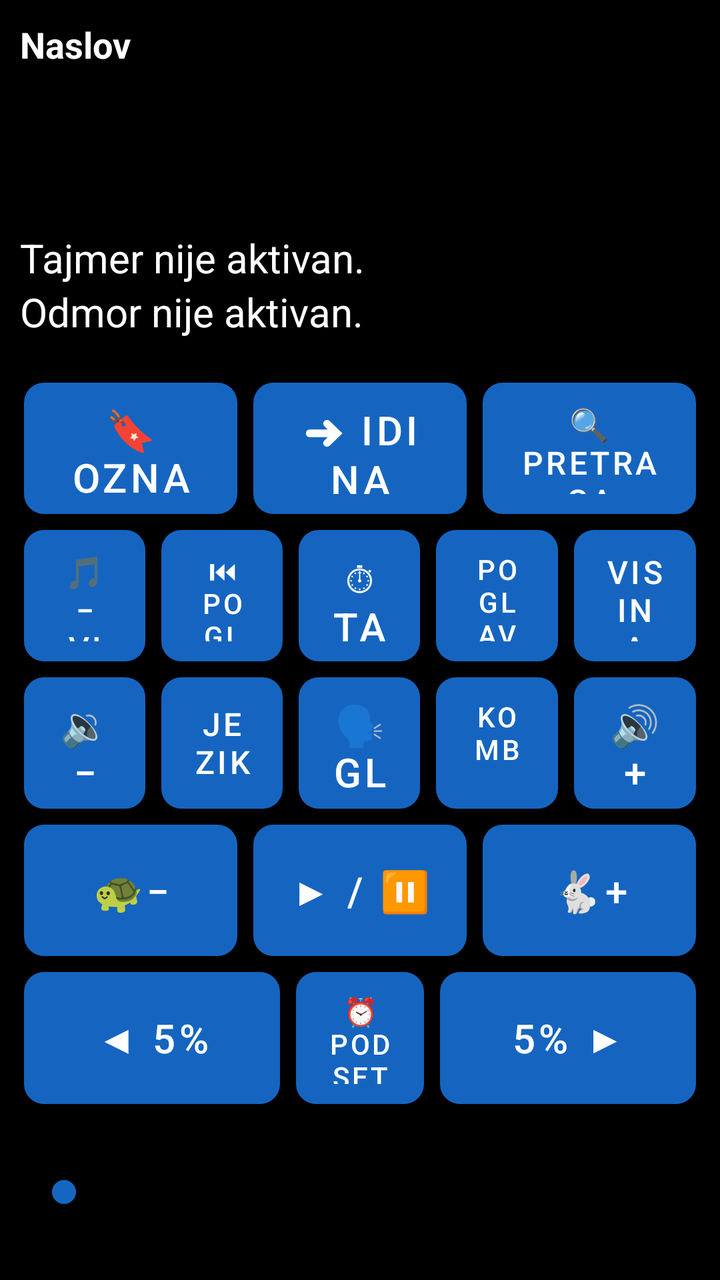
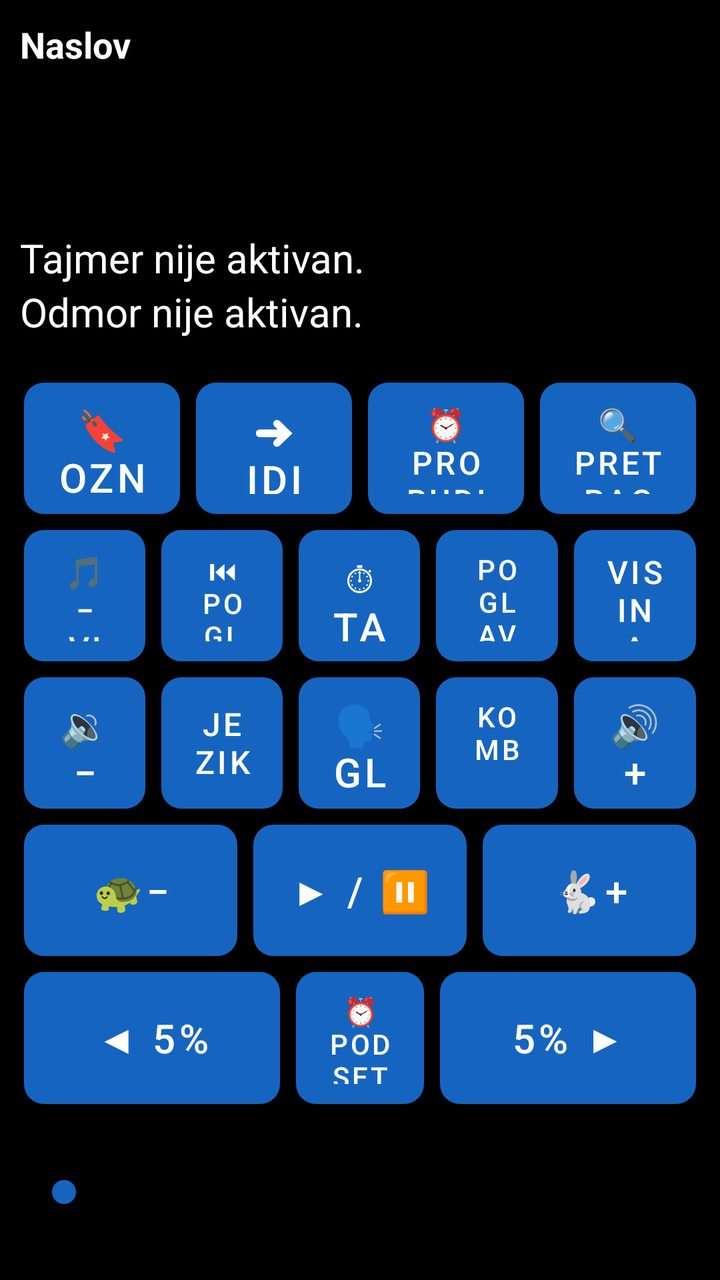

Before-and-after screenshots of an Android layout around one commit, followed by the original layout XML and the change that was made.
<!-- AndroidManifest.xml: application theme Theme.RecPoRec -->
<!-- res/layout/activity_reader.xml -->
<?xml version="1.0" encoding="utf-8"?>
<LinearLayout xmlns:android="http://schemas.android.com/apk/res/android"
    android:layout_width="match_parent"
    android:layout_height="match_parent"
    android:orientation="vertical"
    android:fitsSystemWindows="true"
    android:background="@color/background">

    
    <LinearLayout
        android:layout_width="match_parent"
        android:layout_height="wrap_content"
        android:orientation="vertical"
        android:padding="10dp">

        <TextView
            android:id="@+id/textDocTitle"
            android:layout_width="match_parent"
            android:layout_height="wrap_content"
            android:textSize="18sp"
            android:textStyle="bold"
            android:textColor="@color/text_primary"
            android:maxLines="1"
            android:ellipsize="end"
            android:text="Naslov" />

        <TextView
            android:id="@+id/textPages"
            android:layout_width="match_parent"
            android:layout_height="wrap_content"
            android:textSize="20sp"
            android:textColor="@color/text_primary"
            android:accessibilityLiveRegion="polite" />

        <TextView
            android:id="@+id/textElapsed"
            android:layout_width="match_parent"
            android:layout_height="wrap_content"
            android:textSize="20sp"
            android:textColor="@color/text_primary" />

        <TextView
            android:id="@+id/textRemaining"
            android:layout_width="match_parent"
            android:layout_height="wrap_content"
            android:textSize="20sp"
            android:textColor="@color/text_primary" />

        <TextView
            android:id="@+id/textTimerStatus"
            android:layout_width="match_parent"
            android:layout_height="wrap_content"
            android:textSize="20sp"
            android:textColor="@color/text_primary"
            android:text="Tajmer nije aktivan." />

        <TextView
            android:id="@+id/textRestStatus"
            android:layout_width="match_parent"
            android:layout_height="wrap_content"
            android:textSize="20sp"
            android:textColor="@color/text_primary"
            android:text="Odmor nije aktivan." />
    </LinearLayout>

    
    <LinearLayout
        android:layout_width="match_parent"
        android:layout_height="0dp"
        android:layout_weight="1"
        android:orientation="vertical"
        android:padding="8dp">

        
        <LinearLayout
            android:layout_width="match_parent"
            android:layout_height="0dp"
            android:layout_weight="1"
            android:orientation="horizontal">

            <Button android:id="@+id/btnBookmarks" style="@style/KeyButton"
                android:backgroundTint="@color/btn_goto_page"
                android:contentDescription="Oznake - dodaj, ukloni ili ukloni sve oznake u ovom dokumentu. Dug pritisak: brzo dodaj oznaku."
                android:text="🔖 Oznake" />

            <Button android:id="@+id/btnGoTo" style="@style/KeyButton"
                android:backgroundTint="@color/btn_goto_page"
                android:contentDescription="Idi na stranicu, minut ili oznaku. Dug pritisak: idi na početak dokumenta."
                android:text="➜ Idi na" />

            <Button android:id="@+id/btnSearchText" style="@style/KeyButton"
                android:backgroundTint="@color/btn_goto_page"
                android:contentDescription="Pretraži tekst dokumenta. Dug pritisak: ponovi poslednju pretragu."
                android:textSize="16sp"
                android:text="🔍 Pretraga" />
        </LinearLayout>

        
        <LinearLayout
            android:layout_width="match_parent"
            android:layout_height="0dp"
            android:layout_weight="1"
            android:orientation="horizontal">

            <Button android:id="@+id/btnPitchDown" style="@style/KeyButton"
                android:backgroundTint="@color/btn_pitch"
                android:contentDescription="Smanji visinu glasa. Dug pritisak: vrati visinu na opštu."
                android:textSize="16sp"
                android:text="🎵− Visina" />

            <Button android:id="@+id/btnPrevChapter" style="@style/KeyButton"
                android:backgroundTint="@color/btn_chapter"
                android:contentDescription="@string/btn_prev_chapter"
                android:textSize="14sp"
                android:text="⏮ Poglavlje" />

            <Button android:id="@+id/btnTimer" style="@style/KeyButton"
                android:backgroundTint="@color/btn_timer"
                android:contentDescription="@string/btn_timer"
                android:text="⏱ Tajmer" />

            <Button android:id="@+id/btnNextChapter" style="@style/KeyButton"
                android:backgroundTint="@color/btn_chapter"
                android:contentDescription="@string/btn_next_chapter"
                android:textSize="14sp"
                android:text="Poglavlje ⏭" />

            <Button android:id="@+id/btnPitchUp" style="@style/KeyButton"
                android:backgroundTint="@color/btn_pitch"
                android:contentDescription="Povećaj visinu glasa. Dug pritisak: vrati visinu na opštu."
                android:textSize="16sp"
                android:text="Visina 🎵+" />
        </LinearLayout>

        
        <LinearLayout
            android:layout_width="match_parent"
            android:layout_height="0dp"
            android:layout_weight="1"
            android:orientation="horizontal">

            <Button android:id="@+id/btnVolDown" style="@style/KeyButton"
                android:backgroundTint="@color/btn_volume"
                android:contentDescription="@string/btn_vol_down"
                android:text="🔉−" />

            <Button android:id="@+id/btnDocLanguage" style="@style/KeyButton"
                android:backgroundTint="@color/btn_goto_page"
                android:contentDescription="Jezik za ovaj dokument. Dug pritisak: poništi sve prethodne radnje."
                android:textSize="16sp"
                android:text="Jezik" />

            <Button android:id="@+id/btnVoice" style="@style/KeyButton"
                android:backgroundTint="@color/btn_voice"
                android:contentDescription="@string/btn_voice"
                android:text="🗣 Glas" />

            <Button android:id="@+id/btnCombinedVoices" style="@style/KeyButton"
                android:backgroundTint="@color/btn_timer"
                android:contentDescription="Kombinovani glasovi za ovaj dokument. Dug pritisak: produži odmor."
                android:textSize="14sp"
                android:text="Komb. glasovi" />

            <Button android:id="@+id/btnVolUp" style="@style/KeyButton"
                android:backgroundTint="@color/btn_volume"
                android:contentDescription="@string/btn_vol_up"
                android:text="🔊+" />
        </LinearLayout>

        
        <LinearLayout
            android:layout_width="match_parent"
            android:layout_height="0dp"
            android:layout_weight="1"
            android:orientation="horizontal">

            <Button android:id="@+id/btnSpeedDown" style="@style/KeyButton"
                android:backgroundTint="@color/btn_speed"
                android:contentDescription="@string/btn_speed_down"
                android:text="🐢−" />

            <Button android:id="@+id/btnPlayPause" style="@style/KeyButton"
                android:backgroundTint="@color/btn_play"
                android:contentDescription="@string/btn_play_pause"
                android:text="▶ / ⏸" />

            <Button android:id="@+id/btnSpeedUp" style="@style/KeyButton"
                android:backgroundTint="@color/btn_speed"
                android:contentDescription="@string/btn_speed_up"
                android:text="🐇+" />
        </LinearLayout>

        
        <LinearLayout
            android:layout_width="match_parent"
            android:layout_height="0dp"
            android:layout_weight="1"
            android:orientation="horizontal">

            <Button android:id="@+id/btnStepBack" style="@style/KeyButton"
                android:layout_weight="2"
                android:backgroundTint="@color/btn_page_nav"
                android:contentDescription="@string/slider_back"
                android:text="◀ 5%" />

            <Button android:id="@+id/btnRemindMe" style="@style/KeyButton"
                android:backgroundTint="@color/btn_timer"
                android:contentDescription="Podsetnik, vraća dokument unazad. Dug pritisak: ponovi poslednji podsetnik."
                android:textSize="14sp"
                android:text="⏰ Podseti" />

            <Button android:id="@+id/btnStepForward" style="@style/KeyButton"
                android:layout_weight="2"
                android:backgroundTint="@color/btn_page_nav"
                android:contentDescription="@string/slider_forward"
                android:text="5% ▶" />
        </LinearLayout>

    </LinearLayout>

    
    <SeekBar
        android:id="@+id/seekProgress"
        android:layout_width="match_parent"
        android:layout_height="56dp"
        android:layout_marginStart="16dp"
        android:layout_marginEnd="16dp"
        android:layout_marginTop="4dp"
        android:layout_marginBottom="16dp"
        android:contentDescription="@string/slider_position"
        android:max="100"
        android:progressTint="@color/btn_voice"
        android:thumbTint="@color/btn_voice" />

</LinearLayout>
<!-- resources referenced by this layout -->
<resources>
  <color name="background">#000000</color>
  <color name="btn_chapter">#2E7D32</color>
  <color name="btn_goto_page">#5D4037</color>
  <color name="btn_page_nav">#AD1457</color>
  <color name="btn_pitch">#283593</color>
  <color name="btn_play">#D84315</color>
  <color name="btn_speed">#00838F</color>
  <color name="btn_timer">#6A1B9A</color>
  <color name="btn_voice">#1565C0</color>
  <color name="btn_volume">#F9A825</color>
  <color name="text_primary">#FFFFFF</color>
  <string name="btn_next_chapter">Sledeće poglavlje. Dug pritisak: spisak svih poglavlja.</string>
  <string name="btn_play_pause">Pusti ili pauziraj čitanje. Dug pritisak: reci trenutni status.</string>
  <string name="btn_prev_chapter">Prethodno poglavlje. Dug pritisak: ponovi trenutno poglavlje.</string>
  <string name="btn_speed_down">Smanji brzinu čitanja. Dug pritisak: vrati brzinu na opštu.</string>
  <string name="btn_speed_up">Povećaj brzinu čitanja. Dug pritisak: vrati brzinu na opštu.</string>
  <string name="btn_timer">Tajmer za automatsku pauzu. Dug pritisak: produži aktivan tajmer.</string>
  <string name="btn_voice">Izbor glasa. Dug pritisak: Odmori.</string>
  <string name="btn_vol_down">Smanji jačinu zvuka. Dug pritisak: vrati jačinu na opštu.</string>
  <string name="btn_vol_up">Pojačaj zvuk. Dug pritisak: vrati jačinu na opštu.</string>
  <string name="slider_back">Pomeri pet posto unazad. Dug pritisak: ponovi trenutnu stranicu.</string>
  <string name="slider_forward">Pomeri pet posto unapred. Dug pritisak: poništi poslednju radnju.</string>
  <string name="slider_position">Klizač za pomeranje kroz knjigu, pet posto po koraku</string>
  <style name="KeyButton">
          <item name="android:layout_width">0dp</item>
          <item name="android:layout_height">match_parent</item>
          <item name="android:layout_weight">1</item>
          <item name="android:layout_margin">4dp</item>
          <item name="android:textSize">20sp</item>
          <item name="android:textColor">@color/button_text</item>
          <item name="android:background">@drawable/key_button_shape</item>
          <item name="android:stateListAnimator">@null</item>
          <item name="android:elevation">0dp</item>
      </style>
  <style name="Theme.RecPoRec" parent="Theme.MaterialComponents.DayNight.NoActionBar">
          <item name="android:windowBackground">@color/background</item>
          <item name="android:textColorPrimary">@color/text_primary</item>
          <item name="colorPrimary">@color/btn_voice</item>
          <item name="colorOnPrimary">@color/button_text</item>
          <item name="alertDialogTheme">@style/RecPoRecAlertDialog</item>
          <item name="android:alertDialogTheme">@style/RecPoRecAlertDialog</item>
      </style>
  <color name="button_text">#FFFFFF</color>
  <!-- drawable key_button_shape (drawable) -->
  <?xml version="1.0" encoding="utf-8"?>
  <shape xmlns:android="http://schemas.android.com/apk/res/android"
      android:shape="rectangle">
      <corners android:radius="10dp" />
      <solid android:color="#FFFFFF" />
  </shape>
  <style name="RecPoRecDialogText" parent="TextAppearance.AppCompat.Medium">
          <item name="android:textSize">20sp</item>
          <item name="android:textColor">@color/text_primary</item>
      </style>
  <style name="RecPoRecDialogButton" parent="Widget.AppCompat.Button.ButtonBar.AlertDialog">
          <item name="android:textSize">18sp</item>
          <item name="android:textColor">@color/btn_goto_page</item>
          <item name="android:textStyle">bold</item>
      </style>
  <!-- unchanged entries left out for length: 1 -->
</resources>

<!-- the commit's change to res/layout/activity_reader.xml (unified diff, before → after) -->
@@ -87,6 +87,12 @@
                 android:backgroundTint="@color/btn_goto_page"
                 android:contentDescription="Idi na stranicu, minut ili oznaku. Dug pritisak: idi na početak dokumenta."
                 android:text="➜ Idi na" />
+
+            <Button android:id="@+id/btnWakeUp" style="@style/KeyButton"
+                android:backgroundTint="@color/btn_wakeup"
+                android:contentDescription="Probudi me u tačno vreme. Dug pritisak: isključi buđenje."
+                android:textSize="16sp"
+                android:text="⏰ Probudi" />
 
             <Button android:id="@+id/btnSearchText" style="@style/KeyButton"
                 android:backgroundTint="@color/btn_goto_page"
<!-- resource entries referenced after the edit -->
@@ -10,6 +10,7 @@
   <color name="btn_timer">#6A1B9A</color>
   <color name="btn_voice">#1565C0</color>
   <color name="btn_volume">#F9A825</color>
+  <color name="btn_wakeup">#C62828</color>
   <color name="text_primary">#FFFFFF</color>
   <string name="btn_next_chapter">Sledeće poglavlje. Dug pritisak: spisak svih poglavlja.</string>
   <string name="btn_play_pause">Pusti ili pauziraj čitanje. Dug pritisak: reci trenutni status.</string>
